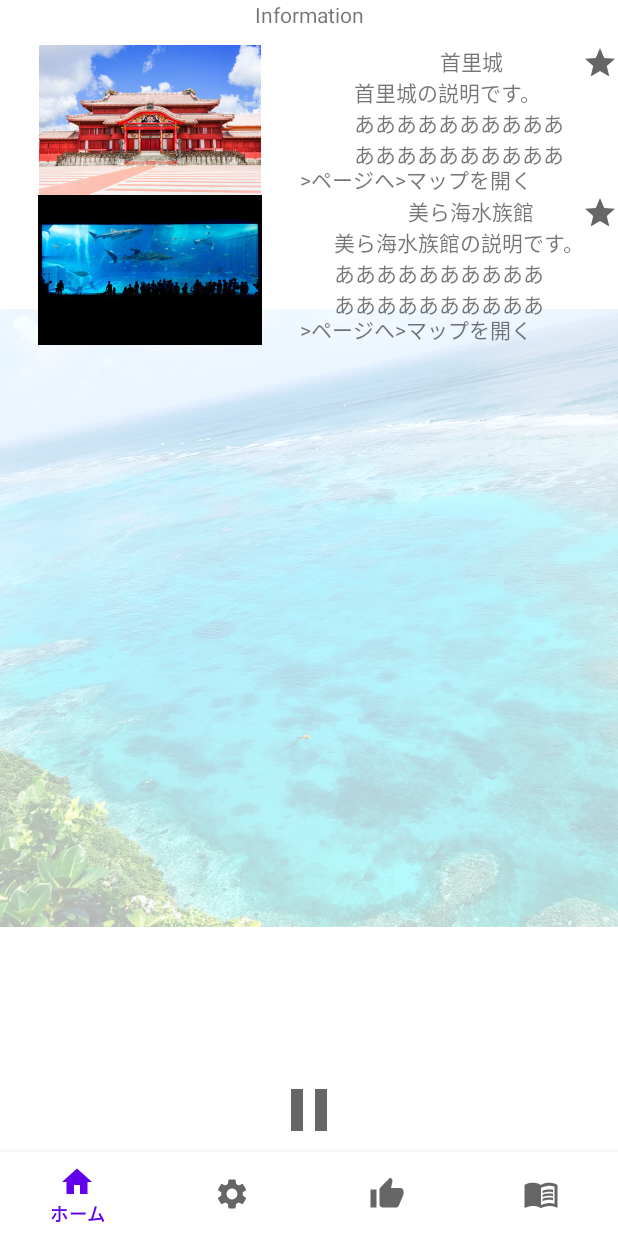
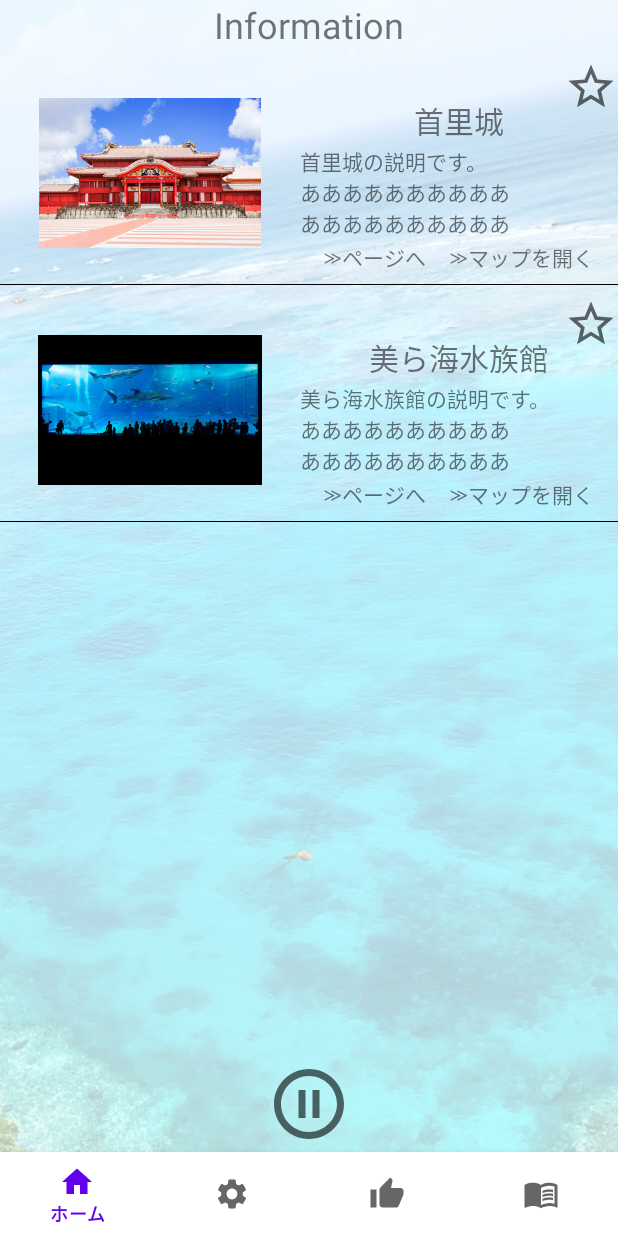
Before and after one commit to ssi17/sotuken, an Android app: the screen it shows after launch (MainActivity), after a tap on an icon or button, on a phone screen of 412 x 824 dp. Run offline under Robolectric (Android 15) with nearby library versions, the phone set to English and light mode, and no system bars; our stand-ins replace data binding, navigation-ui.

Commit message:
fix InformationFragment design

```diff
--- a/MyApplication/app/src/main/java/com/example/myapplication/MainActivity.kt
+++ b/MyApplication/app/src/main/java/com/example/myapplication/MainActivity.kt
@@ -31,9 +31,9 @@ class MainActivity : AppCompatActivity() {
     fun setButton(startButton: ImageView, flag: Boolean) {
         startButton.setImageResource(
             if(flag) {
-                R.drawable.ic_pause_48
+                R.drawable.pause_button
             } else {
-                R.drawable.ic_start_48
+                R.drawable.start_button
             })
     }
 }
--- a/MyApplication/app/src/main/java/com/example/myapplication/ui/RecyclerAdapter.kt
+++ b/MyApplication/app/src/main/java/com/example/myapplication/ui/RecyclerAdapter.kt
@@ -1,9 +1,7 @@
 package com.example.myapplication.ui
 
-import android.graphics.drawable.Drawable
 import android.view.LayoutInflater
 import android.view.ViewGroup
-import android.widget.ImageView
 import androidx.recyclerview.widget.RecyclerView
 import com.example.myapplication.R
 
@@ -17,9 +15,9 @@ class RecyclerAdapter(private val images: List<Int>?, private val favoriteFlag:L
 //        holder.list.text = list[position]
         holder.images?.setImageResource(images?.get(position) as Int)
         if(favoriteFlag?.get(position) == true) {
-            holder.favorites.setImageResource(R.drawable.ic_not_favo)
+            holder.favorites.setImageResource(R.drawable.favorite_button)
         } else {
-            holder.favorites.setImageResource(R.drawable.ic_favo)
+            holder.favorites.setImageResource(R.drawable.not_favorite_button)
         }
         holder.titles.setText(titles?.get(position) as Int)
         holder.describes.setText(describes?.get(position) as Int)
--- a/MyApplication/app/src/main/java/com/example/myapplication/ui/ViewHolder.kt
+++ b/MyApplication/app/src/main/java/com/example/myapplication/ui/ViewHolder.kt
@@ -1,6 +1,7 @@
 package com.example.myapplication.ui
 
 import android.view.View
+import android.widget.ImageButton
 import android.widget.ImageView
 import android.widget.TextView
 import androidx.appcompat.view.menu.MenuView
@@ -10,7 +11,7 @@ import com.example.myapplication.R
 class ViewHolder(item: View): RecyclerView.ViewHolder(item) {
 //    val list: TextView = item.findViewById(R.id.text_item)
     val images: ImageView = item.findViewById(R.id.item_image)
-    val favorites: ImageView = item.findViewById(R.id.favorite_button)
+    val favorites: ImageButton = item.findViewById(R.id.favorite_button)
     val titles: TextView = item.findViewById(R.id.item_title)
     val describes: TextView = item.findViewById(R.id.item_describe)
 }
--- /dev/null
+++ b/MyApplication/app/src/main/res/drawable/favorite_button.xml
@@ -0,0 +1,5 @@
+<vector android:height="36dp" android:tint="?attr/colorControlNormal"
+    android:viewportHeight="24" android:viewportWidth="24"
+    android:width="36dp" xmlns:android="http://schemas.android.com/apk/res/android">
+    <path android:fillColor="@android:color/white" android:pathData="M12,17.27L18.18,21l-1.64,-7.03L22,9.24l-7.19,-0.61L12,2 9.19,8.63 2,9.24l5.46,4.73L5.82,21z"/>
+</vector>
--- a/MyApplication/app/src/main/res/drawable/ic_favo.xml
+++ /dev/null
@@ -1,10 +0,0 @@
-<vector xmlns:android="http://schemas.android.com/apk/res/android"
-    android:width="24dp"
-    android:height="24dp"
-    android:viewportWidth="24"
-    android:viewportHeight="24"
-    android:tint="?attr/colorControlNormal">
-  <path
-      android:fillColor="@android:color/white"
-      android:pathData="M12,17.27L18.18,21l-1.64,-7.03L22,9.24l-7.19,-0.61L12,2 9.19,8.63 2,9.24l5.46,4.73L5.82,21z"/>
-</vector>
--- a/MyApplication/app/src/main/res/drawable/ic_internet.xml
+++ /dev/null
@@ -1,10 +0,0 @@
-<vector xmlns:android="http://schemas.android.com/apk/res/android"
-    android:width="24dp"
-    android:height="24dp"
-    android:viewportWidth="24"
-    android:viewportHeight="24"
-    android:tint="?attr/colorControlNormal">
-  <path
-      android:fillColor="@android:color/white"
-      android:pathData="M11.99,2C6.47,2 2,6.48 2,12s4.47,10 9.99,10C17.52,22 22,17.52 22,12S17.52,2 11.99,2zM18.92,8h-2.95c-0.32,-1.25 -0.78,-2.45 -1.38,-3.56 1.84,0.63 3.37,1.91 4.33,3.56zM12,4.04c0.83,1.2 1.48,2.53 1.91,3.96h-3.82c0.43,-1.43 1.08,-2.76 1.91,-3.96zM4.26,14C4.1,13.36 4,12.69 4,12s0.1,-1.36 0.26,-2h3.38c-0.08,0.66 -0.14,1.32 -0.14,2 0,0.68 0.06,1.34 0.14,2L4.26,14zM5.08,16h2.95c0.32,1.25 0.78,2.45 1.38,3.56 -1.84,-0.63 -3.37,-1.9 -4.33,-3.56zM8.03,8L5.08,8c0.96,-1.66 2.49,-2.93 4.33,-3.56C8.81,5.55 8.35,6.75 8.03,8zM12,19.96c-0.83,-1.2 -1.48,-2.53 -1.91,-3.96h3.82c-0.43,1.43 -1.08,2.76 -1.91,3.96zM14.34,14L9.66,14c-0.09,-0.66 -0.16,-1.32 -0.16,-2 0,-0.68 0.07,-1.35 0.16,-2h4.68c0.09,0.65 0.16,1.32 0.16,2 0,0.68 -0.07,1.34 -0.16,2zM14.59,19.56c0.6,-1.11 1.06,-2.31 1.38,-3.56h2.95c-0.96,1.65 -2.49,2.93 -4.33,3.56zM16.36,14c0.08,-0.66 0.14,-1.32 0.14,-2 0,-0.68 -0.06,-1.34 -0.14,-2h3.38c0.16,0.64 0.26,1.31 0.26,2s-0.1,1.36 -0.26,2h-3.38z"/>
-</vector>
--- a/MyApplication/app/src/main/res/drawable/ic_map.xml
+++ /dev/null
@@ -1,10 +0,0 @@
-<vector xmlns:android="http://schemas.android.com/apk/res/android"
-    android:width="24dp"
-    android:height="24dp"
-    android:viewportWidth="24"
-    android:viewportHeight="24"
-    android:tint="?attr/colorControlNormal">
-  <path
-      android:fillColor="@android:color/white"
-      android:pathData="M12,2C8.13,2 5,5.13 5,9c0,5.25 7,13 7,13s7,-7.75 7,-13c0,-3.87 -3.13,-7 -7,-7zM12,11.5c-1.38,0 -2.5,-1.12 -2.5,-2.5s1.12,-2.5 2.5,-2.5 2.5,1.12 2.5,2.5 -1.12,2.5 -2.5,2.5z"/>
-</vector>
--- a/MyApplication/app/src/main/res/drawable/ic_not_favo.xml
+++ /dev/null
@@ -1,10 +0,0 @@
-<vector xmlns:android="http://schemas.android.com/apk/res/android"
-    android:width="24dp"
-    android:height="24dp"
-    android:viewportWidth="24"
-    android:viewportHeight="24"
-    android:tint="?attr/colorControlNormal">
-  <path
-      android:fillColor="@android:color/white"
-      android:pathData="M22,9.24l-7.19,-0.62L12,2 9.19,8.63 2,9.24l5.46,4.73L5.82,21 12,17.27 18.18,21l-1.63,-7.03L22,9.24zM12,15.4l-3.76,2.27 1,-4.28 -3.32,-2.88 4.38,-0.38L12,6.1l1.71,4.04 4.38,0.38 -3.32,2.88 1,4.28L12,15.4z"/>
-</vector>
--- a/MyApplication/app/src/main/res/drawable/ic_pause_48.xml
+++ /dev/null
@@ -1,5 +0,0 @@
-<vector android:height="48dp" android:tint="?attr/colorControlNormal"
-    android:viewportHeight="24" android:viewportWidth="24"
-    android:width="48dp" xmlns:android="http://schemas.android.com/apk/res/android">
-    <path android:fillColor="@android:color/white" android:pathData="M6,19h4L10,5L6,5v14zM14,5v14h4L18,5h-4z"/>
-</vector>
--- a/MyApplication/app/src/main/res/drawable/ic_start.xml
+++ /dev/null
@@ -1,10 +0,0 @@
-<vector xmlns:android="http://schemas.android.com/apk/res/android"
-    android:width="24dp"
-    android:height="24dp"
-    android:viewportWidth="24"
-    android:viewportHeight="24"
-    android:tint="?attr/colorControlNormal">
-  <path
-      android:fillColor="@android:color/white"
-      android:pathData="M10,16.5l6,-4.5 -6,-4.5v9zM12,2C6.48,2 2,6.48 2,12s4.48,10 10,10 10,-4.48 10,-10S17.52,2 12,2zM12,20c-4.41,0 -8,-3.59 -8,-8s3.59,-8 8,-8 8,3.59 8,8 -3.59,8 -8,8z"/>
-</vector>
--- a/MyApplication/app/src/main/res/drawable/ic_start_48.xml
+++ /dev/null
@@ -1,5 +0,0 @@
-<vector android:height="48dp" android:tint="?attr/colorControlNormal"
-    android:viewportHeight="24" android:viewportWidth="24"
-    android:width="48dp" xmlns:android="http://schemas.android.com/apk/res/android">
-    <path android:fillColor="@android:color/white" android:pathData="M8,5v14l11,-7z"/>
-</vector>
--- /dev/null
+++ b/MyApplication/app/src/main/res/drawable/not_favorite_button.xml
@@ -0,0 +1,5 @@
+<vector android:height="36dp" android:tint="?attr/colorControlNormal"
+    android:viewportHeight="24" android:viewportWidth="24"
+    android:width="36dp" xmlns:android="http://schemas.android.com/apk/res/android">
+    <path android:fillColor="@android:color/white" android:pathData="M22,9.24l-7.19,-0.62L12,2 9.19,8.63 2,9.24l5.46,4.73L5.82,21 12,17.27 18.18,21l-1.63,-7.03L22,9.24zM12,15.4l-3.76,2.27 1,-4.28 -3.32,-2.88 4.38,-0.38L12,6.1l1.71,4.04 4.38,0.38 -3.32,2.88 1,4.28L12,15.4z"/>
+</vector>
--- /dev/null
+++ b/MyApplication/app/src/main/res/drawable/pause_button.xml
@@ -0,0 +1,5 @@
+<vector android:height="56dp" android:tint="?attr/colorControlNormal"
+    android:viewportHeight="24" android:viewportWidth="24"
+    android:width="56dp" xmlns:android="http://schemas.android.com/apk/res/android">
+    <path android:fillColor="@android:color/white" android:pathData="M9,16h2L11,8L9,8v8zM12,2C6.48,2 2,6.48 2,12s4.48,10 10,10 10,-4.48 10,-10S17.52,2 12,2zM12,20c-4.41,0 -8,-3.59 -8,-8s3.59,-8 8,-8 8,3.59 8,8 -3.59,8 -8,8zM13,16h2L15,8h-2v8z"/>
+</vector>
--- a/MyApplication/app/src/main/res/drawable/ic_start_36.xml
+++ b/MyApplication/app/src/main/res/drawable/start_button.xml
@@ -1,5 +1,5 @@
-<vector android:height="36dp" android:tint="?attr/colorControlNormal"
+<vector android:height="56dp" android:tint="?attr/colorControlNormal"
     android:viewportHeight="24" android:viewportWidth="24"
-    android:width="36dp" xmlns:android="http://schemas.android.com/apk/res/android">
+    android:width="56dp" xmlns:android="http://schemas.android.com/apk/res/android">
     <path android:fillColor="@android:color/white" android:pathData="M10,16.5l6,-4.5 -6,-4.5v9zM12,2C6.48,2 2,6.48 2,12s4.48,10 10,10 10,-4.48 10,-10S17.52,2 12,2zM12,20c-4.41,0 -8,-3.59 -8,-8s3.59,-8 8,-8 8,3.59 8,8 -3.59,8 -8,8z"/>
 </vector>
--- a/MyApplication/app/src/main/res/layout/activity_main.xml
+++ b/MyApplication/app/src/main/res/layout/activity_main.xml
@@ -12,6 +12,7 @@
         android:layout_height="0dp"
         android:alpha="0.30"
         android:src="@drawable/background_image"
+        android:scaleType="centerCrop"
         app:layout_constraintBottom_toBottomOf="parent"
         app:layout_constraintEnd_toEndOf="parent"
         app:layout_constraintStart_toStartOf="parent"
--- a/MyApplication/app/src/main/res/layout/fragment_information.xml
+++ b/MyApplication/app/src/main/res/layout/fragment_information.xml
@@ -37,6 +37,7 @@
             android:id="@+id/information_title"
             android:layout_width="wrap_content"
             android:layout_height="wrap_content"
+            android:textSize="24sp"
             app:layout_constraintEnd_toEndOf="parent"
             app:layout_constraintStart_toStartOf="parent"
             app:layout_constraintTop_toTopOf="parent" />
@@ -45,7 +46,7 @@
             android:id="@+id/recycler_view"
             android:layout_width="match_parent"
             android:layout_height="match_parent"
-            android:layout_marginTop="30dp"
+            android:layout_marginTop="40dp"
             tools:listitem="@layout/item_view" />
 
         <ImageButton
--- a/MyApplication/app/src/main/res/layout/item_view.xml
+++ b/MyApplication/app/src/main/res/layout/item_view.xml
@@ -4,31 +4,35 @@
     xmlns:app="http://schemas.android.com/apk/res-auto"
     xmlns:tools="http://schemas.android.com/tools"
     android:layout_width="match_parent"
-    android:layout_height="wrap_content">
+    android:layout_height="150dp"
+    android:layout_marginBottom="8dp">
 
     <ImageView
         android:layout_width="200dp"
         android:layout_height="100dp"
         android:id="@+id/item_image"
+        android:contentDescription="@string/item_image_description"
         app:layout_constraintTop_toTopOf="parent"
+        app:layout_constraintBottom_toBottomOf="parent"
         app:layout_constraintStart_toStartOf="parent" />
 
-    <ImageView
+    <ImageButton
         android:layout_width="wrap_content"
         android:layout_height="wrap_content"
         android:id="@+id/favorite_button"
+        android:contentDescription="@string/favorite_button_description"
+        android:background="@null"
         app:layout_constraintTop_toTopOf="parent"
         app:layout_constraintEnd_toEndOf="parent" />
 
     <TextView
+        android:id="@+id/item_title"
         android:layout_width="wrap_content"
         android:layout_height="wrap_content"
-        android:layout_marginStart="16dp"
-        android:id="@+id/item_title"
-        app:layout_constraintTop_toTopOf="@id/item_image"
+        android:textSize="20sp"
+        app:layout_constraintEnd_toEndOf="parent"
         app:layout_constraintStart_toEndOf="@id/item_image"
-        app:layout_constraintEnd_toEndOf="parent"
-        app:layout_constraintBottom_toTopOf="@id/item_describe" />
+        app:layout_constraintTop_toTopOf="@id/item_image" />
 
     <TextView
         android:layout_width="wrap_content"
@@ -36,25 +40,35 @@
         android:id="@+id/item_describe"
         app:layout_constraintTop_toBottomOf="@id/item_title"
         app:layout_constraintStart_toEndOf="@id/item_image"
-        app:layout_constraintEnd_toEndOf="parent"
         app:layout_constraintBottom_toTopOf="@id/item_page" />
 
     <TextView
         android:layout_width="wrap_content"
         android:layout_height="wrap_content"
+        android:layout_marginBottom="8dp"
         android:id="@+id/item_page"
         android:text="@string/item_page"
         app:layout_constraintStart_toEndOf="@id/item_image"
         app:layout_constraintEnd_toStartOf="@id/item_map"
-        app:layout_constraintBottom_toBottomOf="@id/item_image" />
+        app:layout_constraintBottom_toBottomOf="parent" />
 
     <TextView
         android:layout_width="wrap_content"
         android:layout_height="wrap_content"
         android:id="@+id/item_map"
         android:text="@string/item_map"
-        app:layout_constraintTop_toTopOf="@id/item_page"
         app:layout_constraintStart_toEndOf="@id/item_page"
-        app:layout_constraintBottom_toBottomOf="@id/item_image" />
+        app:layout_constraintEnd_toEndOf="parent"
+        app:layout_constraintBottom_toBottomOf="@id/item_page" />
+
+    <View
+        android:layout_width="wrap_content"
+        android:layout_height="1dp"
+        android:id="@+id/underline"
+        android:background="@color/black"
+        app:layout_constraintTop_toBottomOf="parent"
+        app:layout_constraintBottom_toBottomOf="parent"
+        app:layout_constraintStart_toStartOf="parent"
+        app:layout_constraintEnd_toEndOf="parent" />
 
 </androidx.constraintlayout.widget.ConstraintLayout>
--- a/MyApplication/app/src/main/res/values/strings.xml
+++ b/MyApplication/app/src/main/res/values/strings.xml
@@ -5,10 +5,12 @@
     <string name="start_text">再生ボタンを押すと\n発信された情報がこちらに\n表示されます</string>
 <!--    item_view-->
     <string name="information_title">Information</string>
+    <string name="item_image_description">この情報に関する画像です</string>
+    <string name="favorite_button_description">お気に入りに登録するためのボタンです</string>
     <string name="title1">首里城</string>
     <string name="title2">美ら海水族館</string>
     <string name="describe1">首里城の説明です。\nああああああああああ\nああああああああああ</string>
     <string name="describe2">美ら海水族館の説明です。\nああああああああああ\nああああああああああ</string>
-    <string name="item_page">>ページへ</string>
-    <string name="item_map">>マップを開く</string>
+    <string name="item_page">≫ページへ</string>
+    <string name="item_map">≫マップを開く</string>
 </resources>
```
